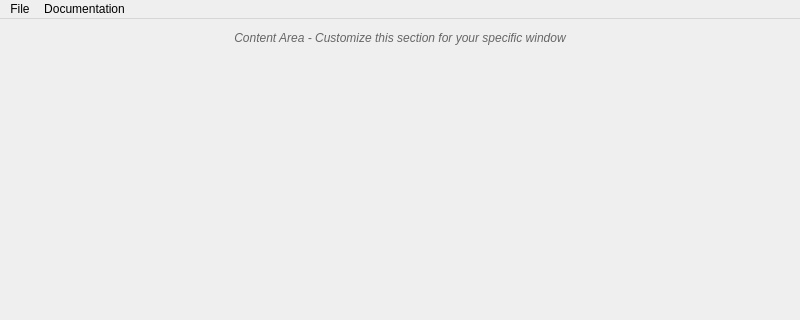
Old version of the form src/dashpva/gui/base_mainwindow.ui in the repository AdvancedPhotonSource/DashPVA; both pictures show x 0 to 800 and y 0 to 320 of the 800 by 600 pixel window.
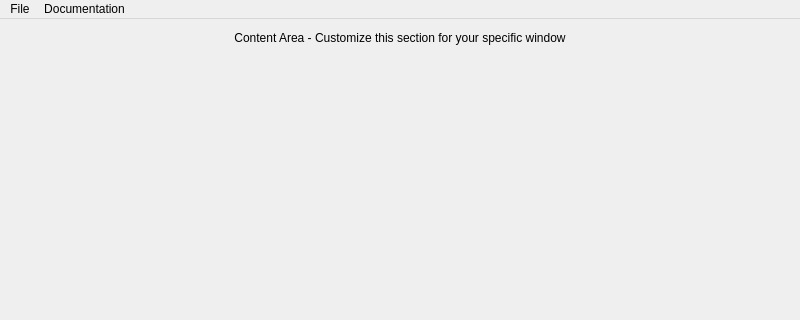
New version of the form.

Commit message:
feat: centralized theme system with theme.qss and theme_colors.py
Replace 72 scattered setStyleSheet() calls across 23 files with a
single global stylesheet and shared color/font constants. Standardizes
the palette (6 greens → 1, 7 reds → 1, etc.), establishes a 5-tier
font hierarchy, and uses palette() for dark mode awareness. Strips
hardcoded styles from 4 .ui files. Preserves semantic ROI identity
and HKL axis colors as instrument conventions.

Patch:
```diff
--- a/src/dashpva/gui/base_mainwindow.ui
+++ b/src/dashpva/gui/base_mainwindow.ui
@@ -38,9 +38,6 @@
       <property name="alignment">
        <set>Qt::AlignCenter</set>
       </property>
-      <property name="styleSheet">
-       <string notr="true">color: #666; font-style: italic;</string>
-      </property>
      </widget>
     </item>
     <item>
```
The commit also changes 22 other files.
